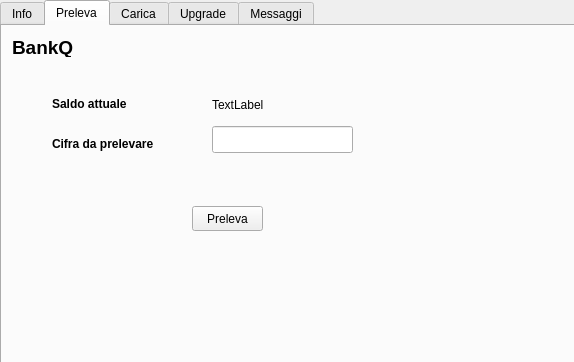
marcofranceschini/p2_project, file BankQ/userinfo.ui: the form before one commit.
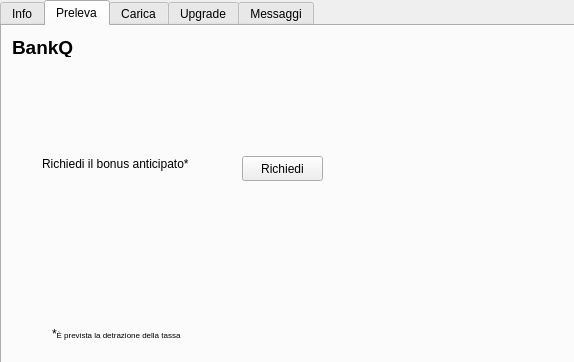
The form after the commit. The open tabs and pages were chosen to show the change.

Commit message: Creazione "richiedi bonus"

What changed in the file:
```diff
--- a/BankQ/userinfo.ui
+++ b/BankQ/userinfo.ui
@@ -352,63 +352,40 @@
     <widget class="QLabel" name="label_17">
      <property name="geometry">
       <rect>
-       <x>50</x>
-       <y>70</y>
-       <width>101</width>
+       <x>40</x>
+       <y>130</y>
+       <width>181</width>
        <height>17</height>
       </rect>
      </property>
      <property name="text">
-      <string>&lt;html&gt;&lt;head/&gt;&lt;body&gt;&lt;p&gt;&lt;span style=&quot; font-weight:600;&quot;&gt;Saldo attuale&lt;/span&gt;&lt;/p&gt;&lt;/body&gt;&lt;/html&gt;</string>
+      <string>&lt;html&gt;&lt;head/&gt;&lt;body&gt;&lt;p&gt;Richiedi il bonus anticipato*&lt;/p&gt;&lt;/body&gt;&lt;/html&gt;</string>
      </property>
     </widget>
     <widget class="QLabel" name="label_18">
      <property name="geometry">
       <rect>
        <x>50</x>
-       <y>110</y>
-       <width>131</width>
+       <y>300</y>
+       <width>151</width>
        <height>17</height>
       </rect>
      </property>
      <property name="text">
-      <string>&lt;html&gt;&lt;head/&gt;&lt;body&gt;&lt;p&gt;&lt;span style=&quot; font-weight:600;&quot;&gt;Cifra da prelevare&lt;/span&gt;&lt;/p&gt;&lt;/body&gt;&lt;/html&gt;</string>
-     </property>
-    </widget>
-    <widget class="QLabel" name="label_19">
-     <property name="geometry">
-      <rect>
-       <x>210</x>
-       <y>70</y>
-       <width>141</width>
-       <height>17</height>
-      </rect>
-     </property>
-     <property name="text">
-      <string>TextLabel</string>
-     </property>
-    </widget>
-    <widget class="QLineEdit" name="lineEdit">
-     <property name="geometry">
-      <rect>
-       <x>210</x>
-       <y>100</y>
-       <width>141</width>
-       <height>27</height>
-      </rect>
+      <string>&lt;html&gt;&lt;head/&gt;&lt;body&gt;&lt;p&gt;*&lt;span style=&quot; font-size:6pt;&quot;&gt;È prevista la detrazione della tassa&lt;/span&gt;&lt;/p&gt;&lt;/body&gt;&lt;/html&gt;</string>
      </property>
     </widget>
     <widget class="QToolButton" name="toolButton_3">
      <property name="geometry">
       <rect>
-       <x>190</x>
-       <y>180</y>
-       <width>71</width>
+       <x>240</x>
+       <y>130</y>
+       <width>81</width>
        <height>25</height>
       </rect>
      </property>
      <property name="text">
-      <string>Preleva</string>
+      <string>Richiedi</string>
      </property>
     </widget>
    </widget>
```
Left out of the diff: 10 changed lines with no effect on the pictures. The commit also changes 17 other files.
